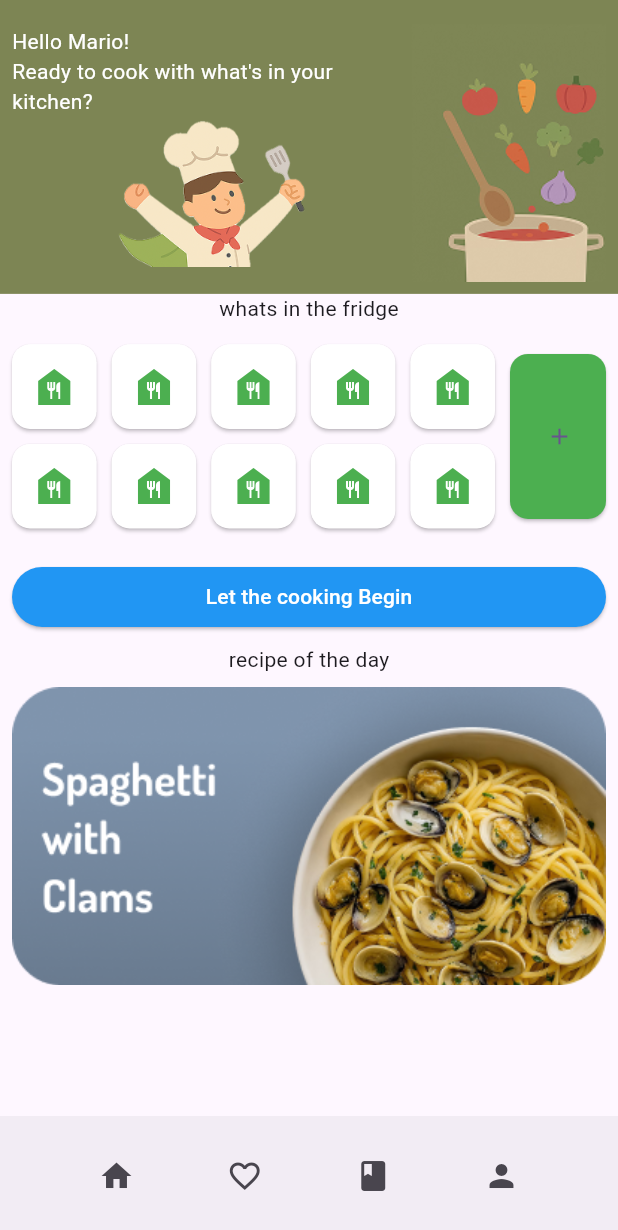
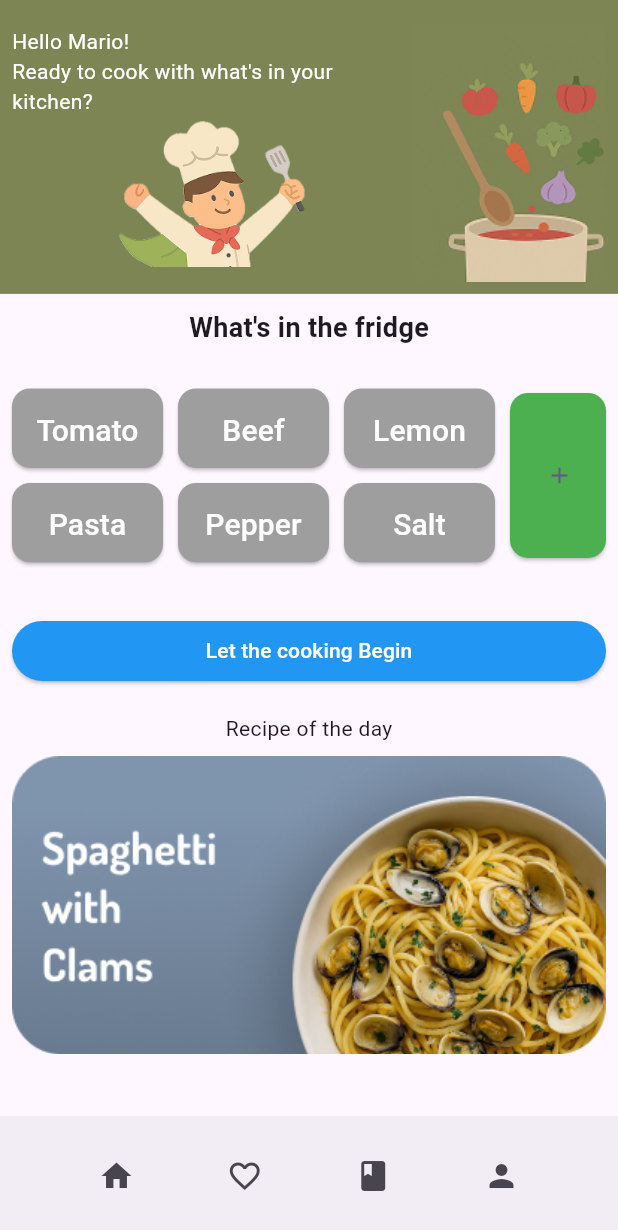
Before and after one commit to 195fra/Let-Me-Cook, a Flutter app: the screen it shows after launch, on a phone screen of 412 x 824 dp. Shown: the top 1230 px of the screen. Run offline on Flutter 3.47's test engine with Material 3 defaults, Android fonts, the light colour scheme and no system bars.

Commit message:
bottoni ingredienti home_page funzionanti

```diff
--- a/let_me_cook/lib/home_page.dart
+++ b/let_me_cook/lib/home_page.dart
@@ -1,6 +1,8 @@
 import 'package:flutter/material.dart';
 import 'package:let_me_cook/components/bottom_bar.dart';
+import 'package:let_me_cook/recepies_filter/MVVM/filtered_recipes.dart';
 import 'package:let_me_cook/recepies_filter/MVVM/food_list_page.dart';
+import 'package:let_me_cook/recepies_filter/MVVM/food_list_viewmodel.dart';
 
 class HomePage extends StatefulWidget {
   const HomePage({super.key});
@@ -10,15 +12,33 @@ class HomePage extends StatefulWidget {
 }
 
 class _HomePageState extends State<HomePage> {
+  final FoodListViewModel viewModel = FoodListViewModel();
+
+  @override
+  void initState() {
+    super.initState();
+    viewModel.loadFoodList();
+  }
+
+  // Ingredienti iniziali comuni
+  final List<String> fridgeIngredients = [
+    'Tomato',
+    'Beef',
+    'Lemon',
+    'Pasta',
+    'Pepper',
+    'Salt',
+  ];
+
   @override
   Widget build(BuildContext context) {
     return Scaffold(
-      //appBar: AppBar(),
       body: SafeArea(
+        child: SingleChildScrollView(
           child: Column(
             children: [
               Container(
-              color: Color(0xFF7D8554),
+                color: const Color(0xFF7D8554),
                 child: Padding(
                   padding: const EdgeInsets.all(8.0),
                   child: Row(
@@ -30,11 +50,12 @@ class _HomePageState extends State<HomePage> {
                         child: Column(
                           mainAxisAlignment: MainAxisAlignment.center,
                           children: [
-                          Text("Hello Mario!\nReady to cook with what's in your kitchen?",
+                            const Text(
+                              "Hello Mario!\nReady to cook with what's in your kitchen?",
                               style: TextStyle(color: Colors.white),
                               textAlign: TextAlign.left,
                             ),
-                          Image.asset("assets/images/chef.png", height: 100,),
+                            Image.asset("assets/images/chef.png", height: 100),
                           ],
                         ),
                       ),
@@ -49,37 +70,61 @@ class _HomePageState extends State<HomePage> {
                   ),
                 ),
               ),
-            Row(
-              //immagine persona e testo+bottone
+
+              const SizedBox(height: 10),
+              const Text(
+                "What's in the fridge",
+                style: TextStyle(fontSize: 18, fontWeight: FontWeight.bold),
               ),
-            Text("whats in the fridge", textAlign: TextAlign.left,),
+
+              // GRID BOTTONI INGREDIENTI
               Container(
-              padding: EdgeInsets.all(8),
-              height: 150,
+                padding: const EdgeInsets.all(8),
+                height: 170,
                 child: Row(
                   children: [
                     Expanded(
                       child: GridView.count(
-                      crossAxisCount: 5,
+                        crossAxisCount: 3,
                         shrinkWrap: true,
                         physics: const NeverScrollableScrollPhysics(),
                         crossAxisSpacing: 10,
                         mainAxisSpacing: 10,
+                        childAspectRatio: 1.9,
                         children: [
-                        ...List.generate(10, (index) {
+                          ...fridgeIngredients.map((ingredient) {
                             return ElevatedButton(
                               style: ElevatedButton.styleFrom(
-                              backgroundColor: Colors.white,
+                                backgroundColor: viewModel
+                                    .getIngredientButtonColor(ingredient),
                                 shape: RoundedRectangleBorder(
                                   borderRadius: BorderRadius.circular(12),
                                 ),
                                 padding: const EdgeInsets.all(8),
                               ),
-                            onPressed: () {},
-                            child: const Icon(
+                              onPressed: () {
+                                setState(() {
+                                  viewModel.toggleIngredient(ingredient);
+                                });
+                              },
+                              child: Column(
+                                mainAxisAlignment: MainAxisAlignment.center,
+                                children: [
+                                  /*const Icon(
                                     Icons.food_bank,
-                              color: Colors.green,
-                              size: 32,
+                                    color: Colors.white,
+                                    size: 28,
+                                  ),*/
+                                  const SizedBox(height: 4),
+                                  Text(
+                                    ingredient,
+                                    style: const TextStyle(
+                                      color: Colors.white,
+                                      fontSize: 20,
+                                    ),
+                                    textAlign: TextAlign.center,
+                                  ),
+                                ],
                               ),
                             );
                           }),
@@ -93,46 +138,64 @@ class _HomePageState extends State<HomePage> {
                         backgroundColor: Colors.green,
                         shape: RoundedRectangleBorder(
                           borderRadius: BorderRadius.circular(12),
-
                         ),
                       ),
                       onPressed: () {
                         Navigator.push(
                           context,
-                        MaterialPageRoute(builder: (context) => FoodListPage()),
+                          MaterialPageRoute(
+                            builder: (context) => FoodListPage(),
+                          ),
                         );
                       },
                       child: const Icon(Icons.add),
                     ),
                   ],
-
-                //elenco di ingredienti e tasto +
                 ),
               ),
+
+              // 🔵 BOTTONE BLU: Mostra le ricette filtrate
               Padding(
                 padding: const EdgeInsets.all(8.0),
-              child: SizedBox( width: double.infinity,
+                child: SizedBox(
+                  width: double.infinity,
                   child: ElevatedButton(
                     style: ElevatedButton.styleFrom(
                       backgroundColor: Colors.blue,
                       foregroundColor: Colors.white,
                       shape: RoundedRectangleBorder(
                         borderRadius: BorderRadius.circular(20),
-
                       ),
                     ),
-                  onPressed: () {},
-                  child: Text("Let the cooking Begin"),
+                    onPressed: () {
+                      // Applica il filtro e apri la pagina con i risultati
+                      viewModel.filterRecipes();
+
+                      Navigator.push(
+                        context,
+                        MaterialPageRoute(
+                          builder: (context) => FilteredRecipesPage(
+                            filteredFoodItems: viewModel.filteredFoodItems,
+                          ),
+                        ),
+                      );
+                    },
+                    child: const Text("Let the cooking Begin"),
                   ),
                 ),
               ),
-            Text("recipe of the day"),
+
+              const SizedBox(height: 10),
+              const Text("Recipe of the day"),
               Padding(
                 padding: const EdgeInsets.all(8.0),
-              child: Image.asset('assets/images/recipe_day.png', fit: BoxFit.fitWidth,),
+                child: Image.asset(
+                  'assets/images/recipe_day.png',
+                  fit: BoxFit.fitWidth,
                 ),
-            // piatto del giorno
+              ),
             ],
+          ),
         ),
       ),
       bottomNavigationBar: const BottomBar(),
```
Lines whose indentation alone changed are shown as unchanged.
